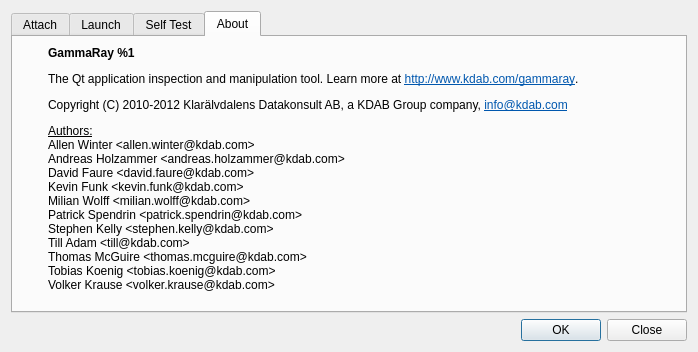
The window that launcher/launcherwindow.ui (netrunner-debian-kde-extras/gammaray) describes before a commit, drawn with Qt 5.
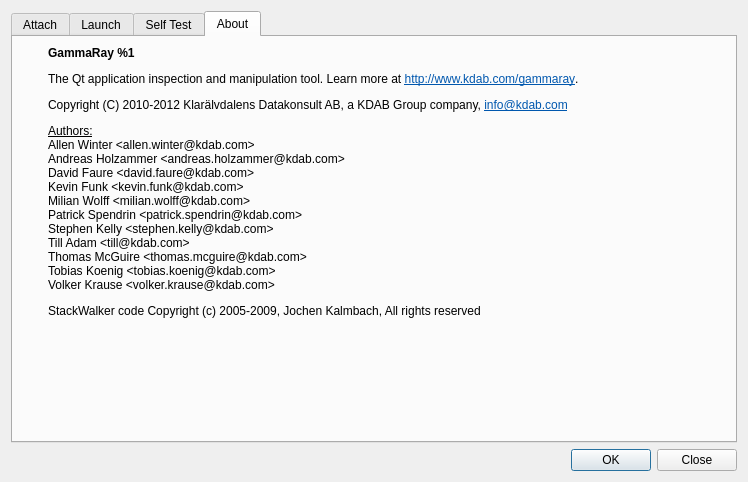
The same window after the commit. The open tabs and pages were chosen to show the change. Icons and pictures are not drawn. Custom widgets are drawn as their Qt base class.

What changed in the file:
```diff
--- a/launcher/launcherwindow.ui
+++ b/launcher/launcherwindow.ui
@@ -6,8 +6,8 @@
    <rect>
     <x>0</x>
     <y>0</y>
-    <width>698</width>
-    <height>352</height>
+    <width>748</width>
+    <height>482</height>
    </rect>
   </property>
   <property name="windowTitle">
@@ -85,7 +85,7 @@
           </sizepolicy>
          </property>
          <property name="text">
-          <string>&lt;html&gt;&lt;head/&gt;&lt;body&gt;&lt;p&gt;&lt;span style=&quot; font-weight:600;&quot;&gt;GammaRay %1&lt;/span&gt;&lt;/p&gt;&lt;p&gt;The Qt application inspection and manipulation tool. Learn more at &lt;a href=&quot;http://www.kdab.com/gammaray&quot;&gt;&lt;span style=&quot; text-decoration: underline; color:#0057ae;&quot;&gt;http://www.kdab.com/gammaray&lt;/span&gt;&lt;/a&gt;.&lt;/p&gt;&lt;p&gt;Copyright (C) 2010-2012 Klarälvdalens Datakonsult AB, a KDAB Group company, &lt;a href=&quot;mailto:info@kdab.com&quot;&gt;&lt;span style=&quot; text-decoration: underline; color:#0057ae;&quot;&gt;info@kdab.com&lt;/span&gt;&lt;/a&gt;&lt;/p&gt;&lt;p&gt;&lt;span style=&quot; text-decoration: underline;&quot;&gt;Authors:&lt;/span&gt;&lt;br/&gt;Allen Winter &amp;lt;allen.winter@kdab.com&amp;gt;&lt;br/&gt;Andreas Holzammer &amp;lt;andreas.holzammer@kdab.com&amp;gt;&lt;br/&gt;David Faure &amp;lt;david.faure@kdab.com&amp;gt;&lt;br/&gt;Kevin Funk &amp;lt;kevin.funk@kdab.com&amp;gt;&lt;br/&gt;Milian Wolff &amp;lt;milian.wolff@kdab.com&amp;gt;&lt;br/&gt;Patrick Spendrin &amp;lt;patrick.spendrin@kdab.com&amp;gt;&lt;br/&gt;Stephen Kelly &amp;lt;stephen.kelly@kdab.com&amp;gt;&lt;br/&gt;Till Adam &amp;lt;till@kdab.com&amp;gt;&lt;br/&gt;Thomas McGuire &amp;lt;thomas.mcguire@kdab.com&amp;gt;&lt;br/&gt;Tobias Koenig &amp;lt;tobias.koenig@kdab.com&amp;gt;&lt;br/&gt;Volker Krause &amp;lt;volker.krause@kdab.com&amp;gt;&lt;/p&gt;&lt;/body&gt;&lt;/html&gt;</string>
+          <string>&lt;html&gt;&lt;head/&gt;&lt;body&gt;&lt;p&gt;&lt;span style=&quot; font-weight:600;&quot;&gt;GammaRay %1&lt;/span&gt;&lt;/p&gt;&lt;p&gt;The Qt application inspection and manipulation tool. Learn more at &lt;a href=&quot;http://www.kdab.com/gammaray&quot;&gt;&lt;span style=&quot; text-decoration: underline; color:#0057ae;&quot;&gt;http://www.kdab.com/gammaray&lt;/span&gt;&lt;/a&gt;.&lt;/p&gt;&lt;p&gt;Copyright (C) 2010-2012 Klarälvdalens Datakonsult AB, a KDAB Group company, &lt;a href=&quot;mailto:info@kdab.com&quot;&gt;&lt;span style=&quot; text-decoration: underline; color:#0057ae;&quot;&gt;info@kdab.com&lt;/span&gt;&lt;/a&gt;&lt;/p&gt;&lt;p&gt;&lt;span style=&quot; text-decoration: underline;&quot;&gt;Authors:&lt;/span&gt;&lt;br/&gt;Allen Winter &amp;lt;allen.winter@kdab.com&amp;gt;&lt;br/&gt;Andreas Holzammer &amp;lt;andreas.holzammer@kdab.com&amp;gt;&lt;br/&gt;David Faure &amp;lt;david.faure@kdab.com&amp;gt;&lt;br/&gt;Kevin Funk &amp;lt;kevin.funk@kdab.com&amp;gt;&lt;br/&gt;Milian Wolff &amp;lt;milian.wolff@kdab.com&amp;gt;&lt;br/&gt;Patrick Spendrin &amp;lt;patrick.spendrin@kdab.com&amp;gt;&lt;br/&gt;Stephen Kelly &amp;lt;stephen.kelly@kdab.com&amp;gt;&lt;br/&gt;Till Adam &amp;lt;till@kdab.com&amp;gt;&lt;br/&gt;Thomas McGuire &amp;lt;thomas.mcguire@kdab.com&amp;gt;&lt;br/&gt;Tobias Koenig &amp;lt;tobias.koenig@kdab.com&amp;gt;&lt;br/&gt;Volker Krause &amp;lt;volker.krause@kdab.com&amp;gt;&lt;/p&gt;&lt;p&gt;StackWalker code Copyright (c) 2005-2009, Jochen Kalmbach, All rights reserved&lt;/p&gt;&lt;/body&gt;&lt;/html&gt;</string>
          </property>
          <property name="alignment">
           <set>Qt::AlignLeading|Qt::AlignLeft|Qt::AlignTop</set>
```
Left out of the diff: 2 changed lines with no effect on the pictures.
